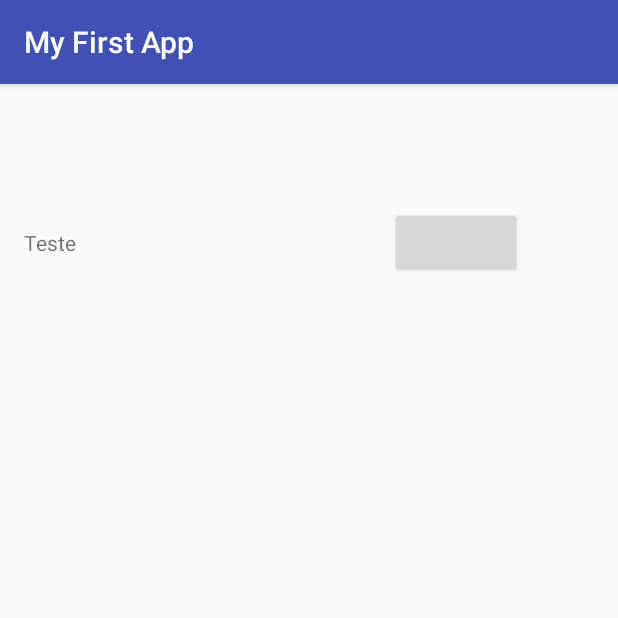
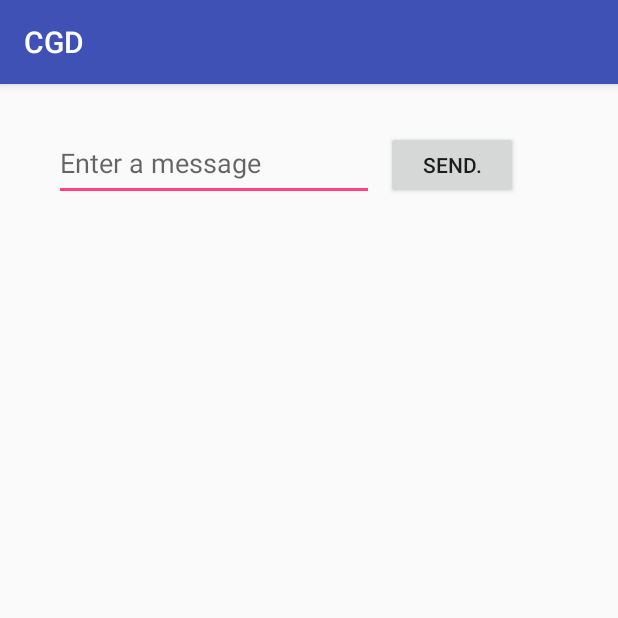
Before and after one commit to kaido89/MyFirstApp, an Android app: the screen it shows after launch (MainActivity), on a phone screen of 412 x 824 dp, the top half of it. Run offline under Robolectric (Android 15) with nearby library versions, the phone set to English and light mode, and no system bars.

Commit message:
Change working code

```diff
--- a/app/src/main/java/com/example/myfirstapp/MainActivity.java
+++ b/app/src/main/java/com/example/myfirstapp/MainActivity.java
@@ -7,7 +7,7 @@ import android.view.View;
 import android.widget.EditText;
 
 public class MainActivity extends AppCompatActivity {
-    public static final String EXTRA_MESSAGE = "com.example.myfirstapp.MESSAGE";
+    public static final String EXTRA_MESSAGE = "com.example.MyFirstApp.MESSAGE";
     @Override
     protected void onCreate(Bundle savedInstanceState) {
         super.onCreate(savedInstanceState);
--- a/app/src/main/res/layout/activity_display_message.xml
+++ b/app/src/main/res/layout/activity_display_message.xml
@@ -6,12 +6,11 @@
     android:layout_height="match_parent"
     tools:context="com.example.myfirstapp.DisplayMessageActivity">
 
-    <EditText
-        android:id="@+id/editText"
+    <TextView
+        android:id="@+id/textView"
         android:layout_width="wrap_content"
         android:layout_height="wrap_content"
         android:layout_marginTop="16dp"
-        android:hint="@string/edit_message"
         app:layout_constraintLeft_toLeftOf="parent"
         app:layout_constraintRight_toRightOf="parent"
         app:layout_constraintTop_toTopOf="parent" />
--- a/app/src/main/res/layout/activity_main.xml
+++ b/app/src/main/res/layout/activity_main.xml
@@ -6,30 +6,25 @@
     android:layout_height="match_parent"
     tools:context="com.example.myfirstapp.MainActivity">
 
-    <TextView
-        android:id="@+id/textView"
-        android:layout_width="224dp"
-        android:layout_height="47dp"
-        android:layout_marginLeft="16dp"
-        android:layout_marginStart="16dp"
-
-        android:layout_marginTop="96dp"
-        android:text="Teste"
-        app:layout_constraintEnd_toStartOf="@+id/button"
-        app:layout_constraintHorizontal_bias="0.0"
-        app:layout_constraintLeft_toLeftOf="parent"
-        app:layout_constraintStart_toStartOf="parent"
-        app:layout_constraintTop_toTopOf="parent"
-        tools:text="@string/edit_message" />
-
     <Button
         android:id="@+id/button"
         android:layout_width="wrap_content"
-        android:layout_height="47dp"
+        android:layout_height="45dp"
+        android:layout_marginStart="8dp"
+        android:onClick="sendMessage"
+        android:text="@string/button_send"
+        app:layout_constraintBaseline_toBaselineOf="@+id/editText"
+        app:layout_constraintStart_toEndOf="@+id/editText" />
 
-        android:layout_marginEnd="64dp"
-        android:onClick="sendMessage"
-        app:layout_constraintBaseline_toBaselineOf="@+id/textView"
-        app:layout_constraintEnd_toEndOf="parent"
-        tools:text="@string/button_send" />
+    <EditText
+        android:id="@+id/editText"
+        android:layout_width="213dp"
+        android:layout_height="50dp"
+        android:layout_marginLeft="36dp"
+        android:layout_marginTop="28dp"
+        android:ems="10"
+        android:hint="@string/edit_message"
+        android:inputType="textPersonName"
+        app:layout_constraintLeft_toLeftOf="parent"
+        app:layout_constraintTop_toTopOf="parent" />
 </android.support.constraint.ConstraintLayout>
--- a/app/src/main/res/values/strings.xml
+++ b/app/src/main/res/values/strings.xml
@@ -1,6 +1,5 @@
 <resources>
-    <string name="app_name">My First App</string>
+    <string name="app_name">CGD</string>
     <string name="edit_message">Enter a message</string>
     <string name="button_send">Send.</string>
-
 </resources>
```
